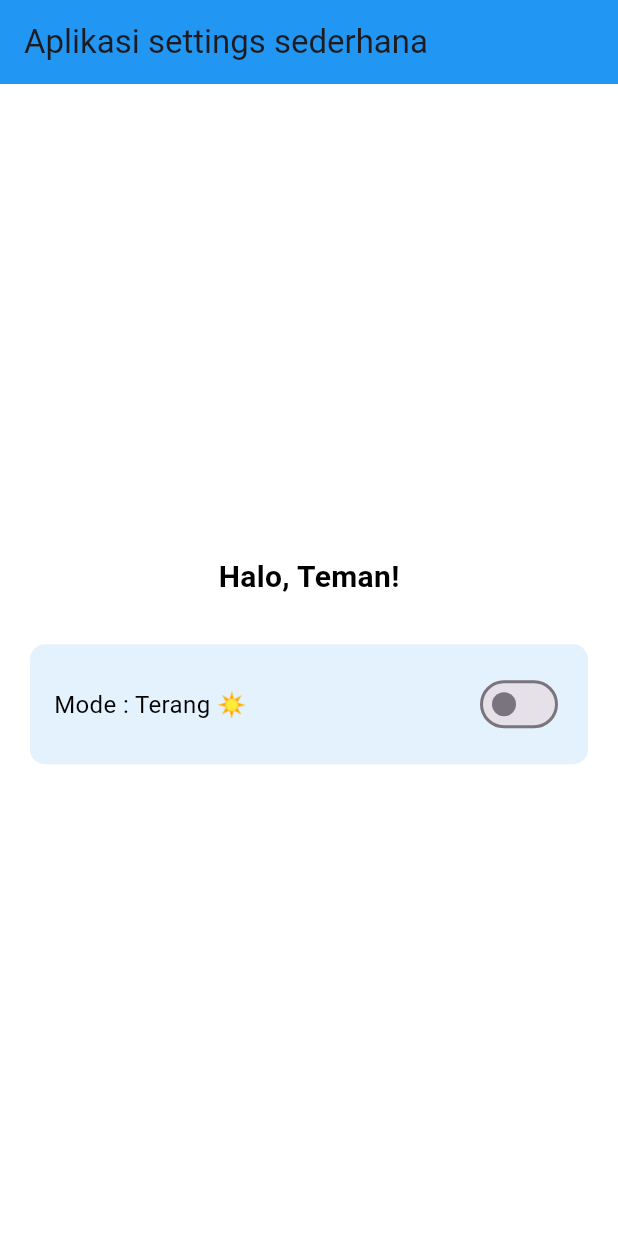
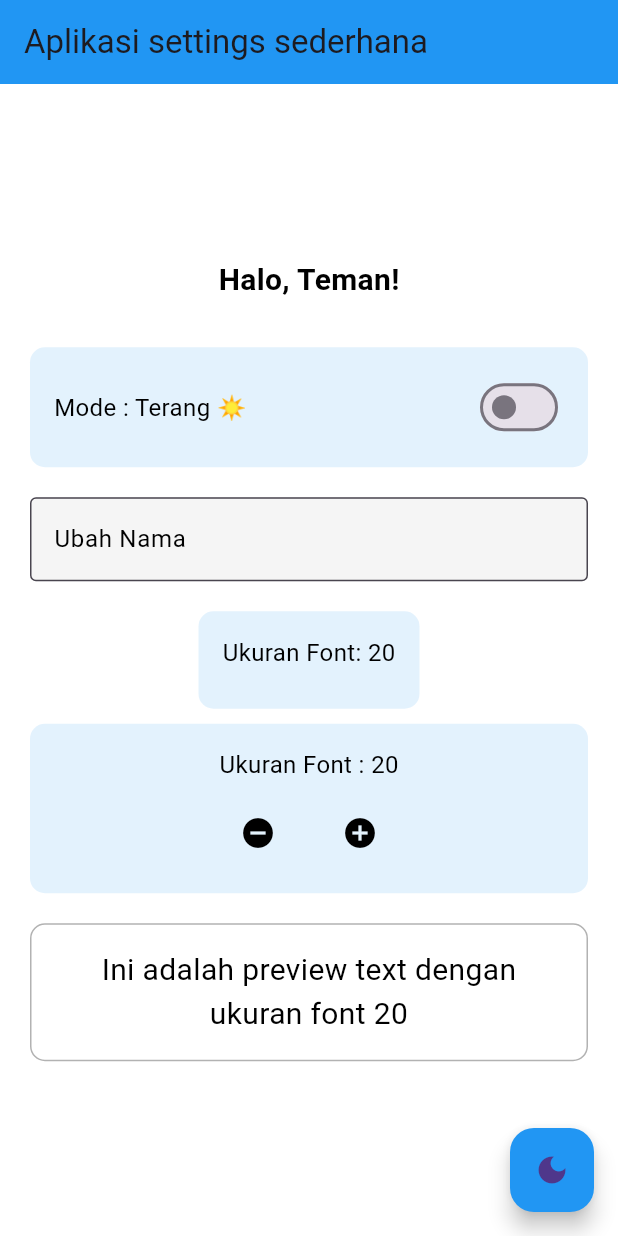
Before and after one commit to BagasSatriaYn/Pemrograman-Mobile, a Flutter app: the screen it shows after launch, on a phone screen of 412 x 824 dp. Run offline on Flutter 3.47's test engine with Material 3 defaults, Android fonts, the phone set to English and light mode, and no system bars; our stand-ins replace camera, geolocator.

Commit message:
Last Part

```diff
--- a/week_11/lib/view.dart
+++ b/week_11/lib/view.dart
@@ -1,6 +1,5 @@
 import 'package:flutter/material.dart';
 import 'package:week_11/main.dart';
-
 
 class MyApp extends StatefulWidget {
   @override
@@ -60,7 +59,7 @@ class _MyAppState extends State<MyApp> {
                 ),
               ),
               SizedBox(height: 30),
-
+              // ganti tema
               Container(
                 padding: EdgeInsets.all(16),
                 decoration: BoxDecoration(
@@ -84,8 +83,113 @@ class _MyAppState extends State<MyApp> {
                   ],
                 ),
               ),
+
+              SizedBox(height: 20),
+
+              TextField(
+                onChanged: updateName,
+                decoration: InputDecoration(
+                  labelText: 'Ubah Nama',
+                  labelStyle: TextStyle(color: settings.textColor),
+                  border: OutlineInputBorder(),
+                  filled: true,
+                  fillColor: settings.isDarkMode
+                      ? Colors.grey[800]
+                      : Colors.grey[100],
+                ),
+                style: TextStyle(color: settings.textColor),
+              ),
+
+              SizedBox(height: 20),
+
+              Container(
+                padding: EdgeInsets.all(16),
+                decoration: BoxDecoration(
+                  color: settings.isDarkMode
+                      ? Colors.blueGrey[800]
+                      : Colors.blue[50],
+                  borderRadius: BorderRadius.circular(10),
+                ),
+                child: Column(
+                  children: [
+                    Text(
+                      'Ukuran Font: ${settings.fontSize}',
+                      style: TextStyle(color: settings.textColor, fontSize: 16),
+                    ),
+                    SizedBox(height: 10),
+                  ],
+                ),
+              ),
+              SizedBox(height: 10),
+
+              // ukuran font
+              Container(
+                padding: EdgeInsets.all(16),
+                decoration: BoxDecoration(
+                  color: settings.isDarkMode
+                      ? Colors.blueGrey[800]
+                      : Colors.blue[50],
+                  borderRadius: BorderRadius.circular(10),
+                ),
+                child: Column(
+                  children: [
+                    Text(
+                      'Ukuran Font : ${settings.fontSize}',
+                      style: TextStyle(color: settings.textColor, fontSize: 16),
+                    ),
+                    SizedBox(height: 10),
+
+                    Row(
+                      mainAxisAlignment: MainAxisAlignment.center,
+                      children: [
+                        IconButton(
+                          onPressed: decreaseFont,
+                          icon: Icon(
+                            Icons.remove_circle,
+                            color: settings.textColor,
+                          ),
+                        ),
+
+                        SizedBox(width: 20),
+
+                        IconButton(
+                          onPressed: increaseFont,
+                          icon: Icon(
+                            Icons.add_circle,
+                            color: settings.textColor,
+                          ),
+                        ),
+                      ],
+                    ),
+                  ],
+                ),
+              ),
+
+              SizedBox(height: 20),
+
+              Container(
+                padding: EdgeInsets.all(16),
+                decoration: BoxDecoration(
+                  border: Border.all(
+                    color: settings.textColor.withOpacity(0.3),
+                  ),
+                  borderRadius: BorderRadius.circular(10),
+                ),
+                child: Text(
+                  'Ini adalah preview text dengan ukuran font ${settings.fontSize}',
+                  style: TextStyle(
+                    fontSize: settings.fontSize.toDouble(),
+                    color: settings.textColor,
+                  ),
+                  textAlign: TextAlign.center,
+                ),
+              ),
             ],
           ),
+        ),
+        floatingActionButton: FloatingActionButton(onPressed: toggleTheme,
+        child: Icon(settings.isDarkMode ? Icons.light_mode : Icons.dark_mode),
+        backgroundColor: settings.isDarkMode ? Colors.blueGrey[800] : Colors.blue,
         ),
       ),
     );
```
